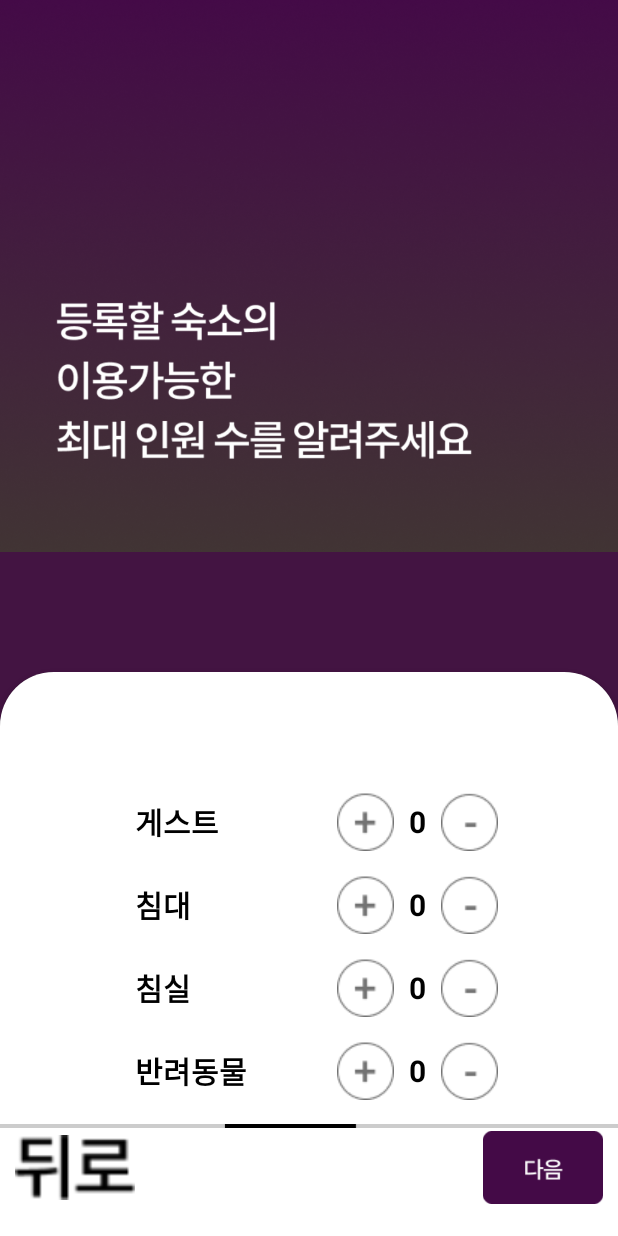
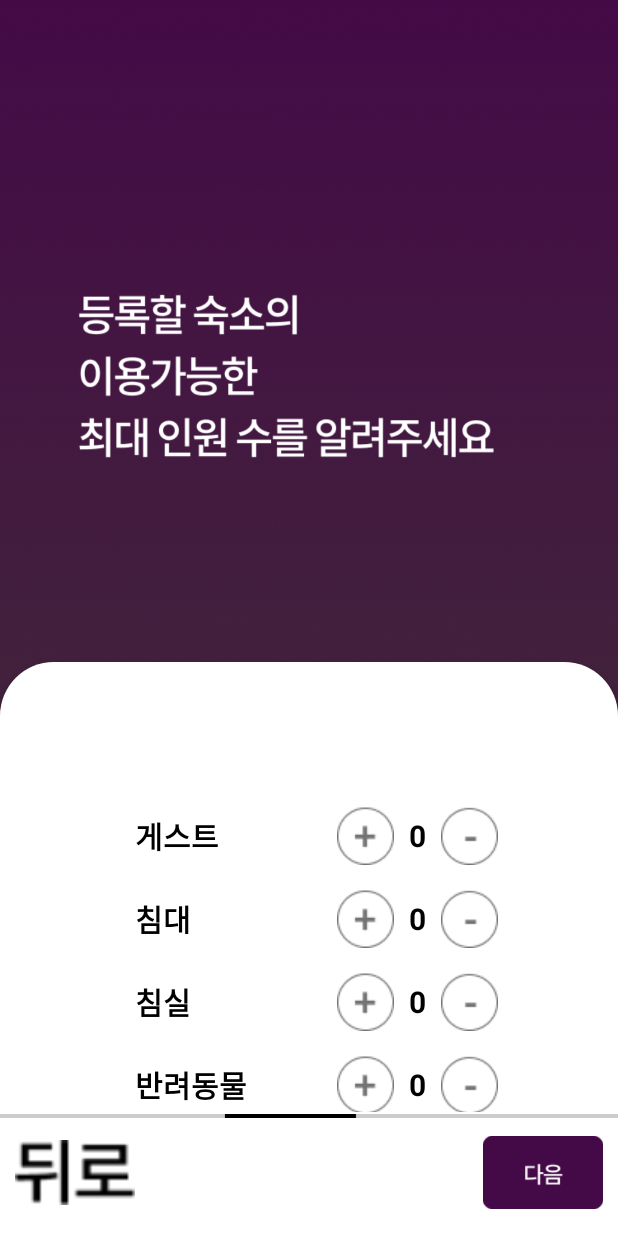
Before and after one commit to Muyahom/App_admin, an Android app: the ThirdRegisterActivity screen opened directly, with no data from a screen before it, on a phone screen of 412 x 824 dp. Run offline under Robolectric (Android 15) with nearby library versions, the phone set to English and light mode, and no system bars; our stand-ins replace data binding.

```diff
--- a/checkin/app/build.gradle
+++ b/checkin/app/build.gradle
@@ -34,6 +34,7 @@ android {
 }
 
 dependencies {
+    implementation 'com.naver.maps:map-sdk:3.14.0'
     implementation 'androidx.appcompat:appcompat:1.3.0'
 //    implementation 'androidx.appcompat:appcompat:1.4.1'
     implementation 'com.google.android.material:material:1.5.0'
--- a/checkin/app/src/main/res/layout/activity_third_register.xml
+++ b/checkin/app/src/main/res/layout/activity_third_register.xml
@@ -12,27 +12,24 @@
             app:layout_constraintEnd_toEndOf="parent"
             app:layout_constraintStart_toStartOf="parent"
             app:layout_constraintTop_toTopOf="parent"
-            android:background="@color/white"
+            android:background="@drawable/max"
             android:orientation="vertical"
             android:layout_width="match_parent"
             android:layout_height="match_parent">
+            <LinearLayout
+                android:background="#00000000"
+                android:layout_weight="4"
+                android:layout_width="match_parent"
+                android:layout_height="0dp"/>
 
-            <ImageView
-                app:layout_constraintStart_toStartOf="@id/linear3"
-                app:layout_constraintTop_toTopOf="@id/linear3"
-                android:adjustViewBounds="true"
-                android:src="@drawable/max"
-                android:layout_width="match_parent"
-                android:layout_height="wrap_content" />
 
             <LinearLayout
-                android:background="#431442"
+                android:background="#00000000"
                 android:layout_weight="5"
                 android:orientation="vertical"
                 android:layout_width="match_parent"
                 android:layout_height="0dp">
                 <androidx.coordinatorlayout.widget.CoordinatorLayout
-                    android:background="#431442"
                     android:id="@+id/coordinator"
                     android:layout_width="match_parent"
                     android:layout_height="match_parent"
@@ -41,7 +38,7 @@
                     <!-- Bottom sheet -->
 
                     <androidx.cardview.widget.CardView
-                        android:background="#431442"
+                        android:background="@color/white"
                         android:id="@+id/bottom_sheet"
                         android:layout_width="match_parent"
                         android:layout_height="match_parent"
@@ -277,6 +274,7 @@
             </LinearLayout>
 
             <LinearLayout
+                android:background="@color/white"
                 android:orientation="vertical"
                 android:layout_width="match_parent"
                 android:layout_height="0dp"
@@ -288,6 +286,8 @@
                     android:layout_height="wrap_content"/>
 
                 <androidx.constraintlayout.widget.ConstraintLayout
+                    android:background="#00000000"
+                    android:layout_marginTop="10dp"
                     android:orientation="horizontal"
                     android:layout_width="match_parent"
                     android:layout_height="wrap_content">
--- a/checkin/build.gradle
+++ b/checkin/build.gradle
@@ -16,6 +16,9 @@ allprojects {
     repositories {
         google()
         jcenter()
+        maven {
+            url 'https://naver.jfrog.io/artifactory/maven/'
+        }
     }
 }
 
```
Also changed, not shown: checkin/app/src/main/AndroidManifest.xml (+6 -1 lines), checkin/app/src/main/java/com/muyahom/checkin/view/SecondRegisterActivity.java (added, +22 -0 lines), checkin/app/src/main/res/layout/activity_register.xml (+12 -9 lines), checkin/app/src/main/res/layout/activity_second_register.xml (+24 -37 lines), checkin/app/src/main/res/drawable-v24/image.png (added), checkin/app/src/main/res/drawable-v24/infor.png (added), checkin/app/src/main/res/drawable-v24/kind.png, checkin/app/src/main/res/drawable-v24/last.png (added), checkin/app/src/main/res/drawable-v24/map.png, checkin/app/src/main/res/drawable-v24/max.png, checkin/app/src/main/res/drawable-v24/name.png (added).
